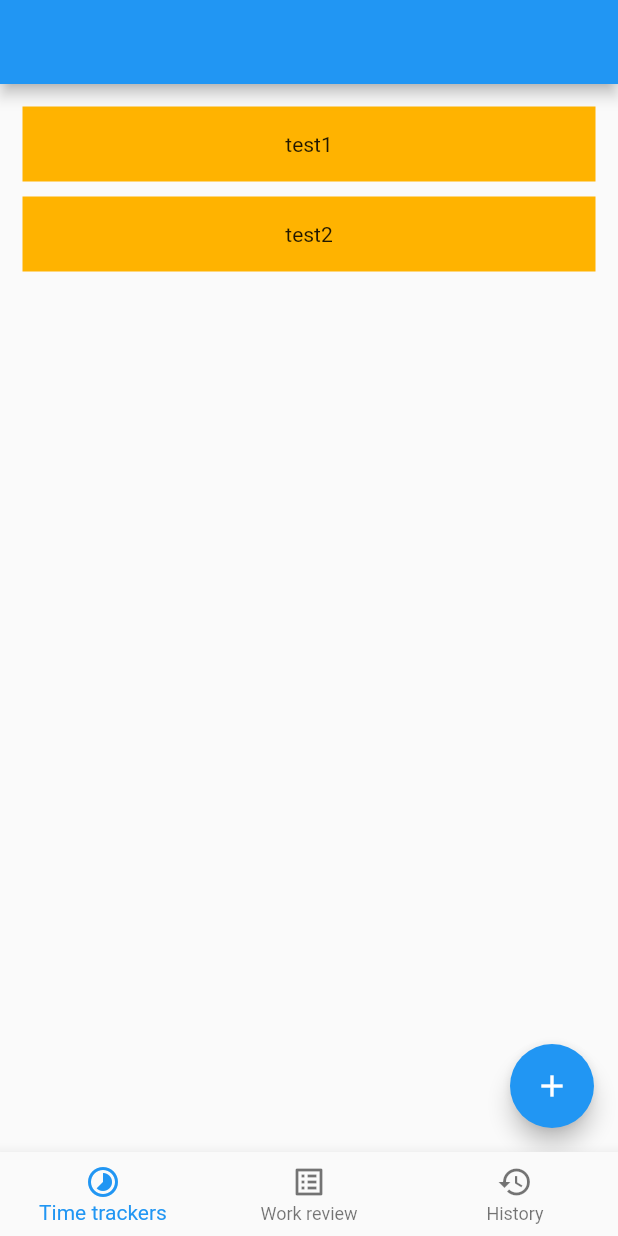
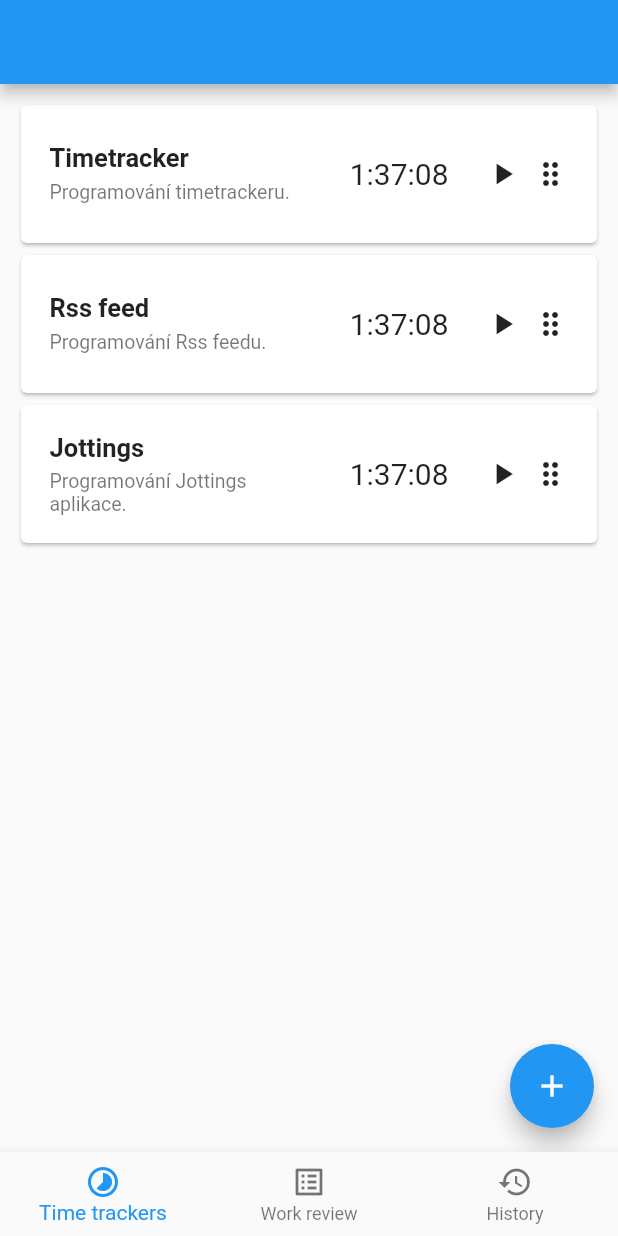
Before and after one commit to mjablecnik/flutter_getx_timetracker, a Flutter app: the screen it shows after launch, on a phone screen of 412 x 824 dp. Run offline on Flutter 3.47's test engine with Material 2 defaults, Android fonts, the phone set to English and light mode, and no system bars; our stand-ins replace get.

Commit message:
style: create style for TrackerItem

```diff
--- a/lib/controllers/trackers.dart
+++ b/lib/controllers/trackers.dart
@@ -3,7 +3,11 @@ import 'package:timetracker/models/timetracker.dart';
 
 class TrackersController extends GetxController {
   var count = 0.obs;
-  List<TimeTracker> trackers = <TimeTracker>[TimeTracker("test1"), TimeTracker("test2")].obs;
+  List<TimeTracker> trackers = <TimeTracker>[
+    TimeTracker("Timetracker", description: "Programování timetrackeru."),
+    TimeTracker("Rss feed", description: "Programování Rss feedu."),
+    TimeTracker("Jottings", description: "Programování Jottings aplikace."),
+  ].obs;
 
   increment() => count++;
 
--- a/lib/models/timetracker.dart
+++ b/lib/models/timetracker.dart
@@ -5,5 +5,5 @@ class TimeTracker {
   DateTime created = DateTime.now();
   DateTime lastChange = DateTime.now();
 
-  TimeTracker(this.name);
+  TimeTracker(this.name, {this.description});
 }
--- a/lib/views/trackers.dart
+++ b/lib/views/trackers.dart
@@ -2,6 +2,7 @@ import 'package:flutter/material.dart';
 import 'package:flutter/widgets.dart';
 import 'package:get/get.dart';
 import 'package:timetracker/controllers/trackers.dart';
+import 'package:timetracker/models/timetracker.dart';
 
 import 'dialog.dart';
 
@@ -14,14 +15,7 @@ class TrackersView extends GetView<TrackersController> {
             padding: const EdgeInsets.all(10),
             itemCount: controller.trackers.length,
             itemBuilder: (context, index) {
-              return Container(
-                height: 50,
-                margin: const EdgeInsets.all(5),
-                color: Colors.amber[600],
-                child: Center(
-                  child: Text(controller.trackers[index].name),
-                ),
-              );
+              return TrackerItem(controller.trackers[index]);
             },
           )),
       floatingActionButton: FloatingActionButton(
@@ -38,3 +32,54 @@ class TrackersView extends GetView<TrackersController> {
     );
   }
 }
+
+class TrackerItem extends GetView<TrackersController> {
+  TimeTracker object;
+
+  TrackerItem(this.object);
+
+  @override
+  Widget build(BuildContext context) {
+    return Container(
+      height: 100,
+      child: Card(
+        child: Padding(
+          padding: EdgeInsets.all(3),
+          child: Row(
+            children: [
+              Expanded(
+                child: ListTile(
+                  title: Padding(
+                    padding: const EdgeInsets.only(bottom: 5),
+                    child: Text(
+                      object.name,
+                      style: TextStyle(fontWeight: FontWeight.bold, fontSize: 17),
+                    ),
+                  ),
+                  subtitle: Text(
+                    object.description,
+                    style: TextStyle(fontSize: 13),
+                  ),
+                ),
+              ),
+              Padding(
+                padding: const EdgeInsets.all(8.0),
+                child: Text(
+                  "1:37:08",
+                  style: TextStyle(fontSize: 20),
+                ),
+              ),
+              Padding(
+                padding: const EdgeInsets.all(8.0),
+                child: ButtonBar(
+                  buttonPadding: const EdgeInsets.all(8.0),
+                  children: [Icon(Icons.play_arrow), Icon(Icons.drag_indicator)],
+                ),
+              )
+            ],
+          ),
+        ),
+      ),
+    );
+  }
+}
```
